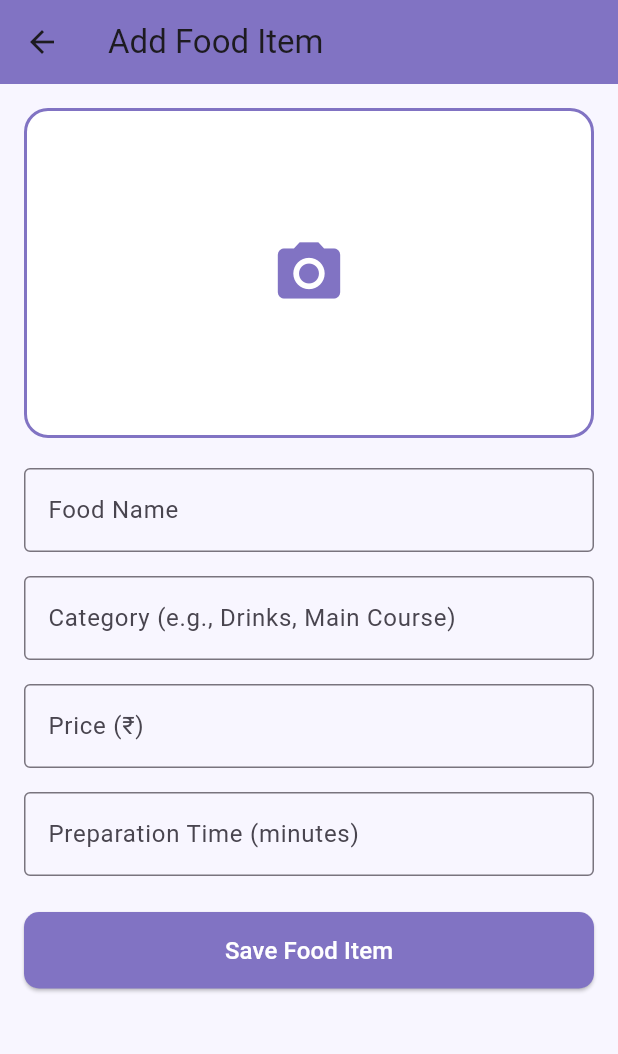
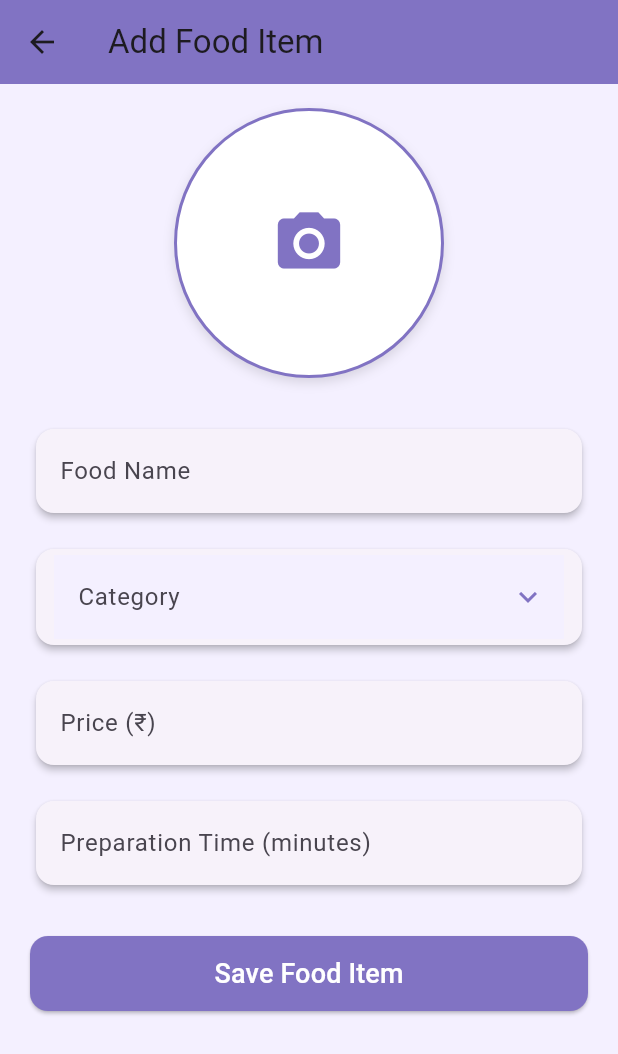
Before and after one commit to lifewalker16/Zaika, a Flutter app: the AdminDashboardPage screen opened directly, after a tap on "Add Item", on a phone screen of 412 x 824 dp. Shown: the top 1054 px of the screen. Run offline on Flutter 3.47's test engine with Material 3 defaults, Android fonts, the phone set to English and light mode, and no system bars; our stand-ins replace cloud_firestore, firebase_auth, firebase_core, geolocator, google_fonts, image_picker; accounts and stored records are empty.

Commit message:
admin dashboard, add items ui changes

```diff
--- a/lib/components/admin/admin_dashboard.dart
+++ b/lib/components/admin/admin_dashboard.dart
@@ -7,23 +7,24 @@ class AdminDashboardPage extends StatelessWidget {
   @override
   Widget build(BuildContext context) {
     return Scaffold(
-      backgroundColor: const Color(0xFFF8F6FF),
+      backgroundColor: const Color(0xFFF5F6FA),
       appBar: AppBar(
-        title: const Text('Admin Dashboard'),
-        backgroundColor: const Color(0xFF8173C3),
+        title: const Text(
+          'Admin Dashboard',
+          style: TextStyle(fontSize: 22, fontWeight: FontWeight.bold),
+        ),
+        backgroundColor: const Color(0xFF6C5DD3),
         elevation: 0,
+        centerTitle: true,
       ),
       body: Padding(
-        padding: const EdgeInsets.all(20.0),
-        child: GridView.count(
-          crossAxisCount: 2,
-          mainAxisSpacing: 20,
-          crossAxisSpacing: 20,
+        padding: const EdgeInsets.all(16.0),
+        child: Column(
           children: [
-            _DashboardCard(
-              icon: Icons.add_box_outlined,
+            _DashboardButton(
+              icon: Icons.add_circle,
               title: 'Add Item',
-              color: const Color(0xFF8173C3),
+              color: const Color(0xFF6C5DD3),
               onTap: () {
                 Navigator.push(
                   context,
@@ -33,12 +34,22 @@ class AdminDashboardPage extends StatelessWidget {
                 );
               },
             ),
-            _DashboardCard(
-              icon: Icons.list_alt_outlined,
+            const SizedBox(height: 20),
+            _DashboardButton(
+              icon: Icons.list_alt,
               title: 'View Items',
-              color: Colors.deepPurple.shade200,
+              color: const Color(0xFF42A5F5),
               onTap: () {
-                // TODO: View items page
+                // TODO: Navigate to View Items page
+              },
+            ),
+            const SizedBox(height: 20),
+            _DashboardButton(
+              icon: Icons.receipt_long,
+              title: 'View Orders',
+              color: const Color(0xFF26A69A),
+              onTap: () {
+                // TODO: Navigate to View Orders page
               },
             ),
           ],
@@ -48,13 +59,13 @@ class AdminDashboardPage extends StatelessWidget {
   }
 }
 
-class _DashboardCard extends StatelessWidget {
+class _DashboardButton extends StatelessWidget {
   final IconData icon;
   final String title;
   final Color color;
   final VoidCallback onTap;
 
-  const _DashboardCard({
+  const _DashboardButton({
     required this.icon,
     required this.title,
     required this.color,
@@ -63,36 +74,42 @@ class _DashboardCard extends StatelessWidget {
 
   @override
   Widget build(BuildContext context) {
-    return InkWell(
+    return Material(
+      color: Colors.transparent,
+      child: InkWell(
         onTap: onTap,
         borderRadius: BorderRadius.circular(16),
-      child: Container(
+        child: Ink(
+          width: double.infinity,
+          padding: const EdgeInsets.symmetric(vertical: 20, horizontal: 16),
           decoration: BoxDecoration(
-          color: Colors.white,
-          border: Border.all(color: color, width: 2),
+            color: color,
             borderRadius: BorderRadius.circular(16),
             boxShadow: [
               BoxShadow(
-              color: Colors.grey.withOpacity(0.2),
-              blurRadius: 6,
-              offset: const Offset(0, 3),
+                color: color.withOpacity(0.4),
+                blurRadius: 10,
+                offset: const Offset(0, 6),
               ),
             ],
           ),
-        child: Column(
-          mainAxisAlignment: MainAxisAlignment.center,
+          child: Row(
             children: [
-            Icon(icon, color: color, size: 50),
-            const SizedBox(height: 10),
-            Text(
+              Icon(icon, color: Colors.white, size: 40),
+              const SizedBox(width: 16),
+              Expanded(
+                child: Text(
                   title,
-              style: TextStyle(
-                fontSize: 16,
-                fontWeight: FontWeight.w600,
-                color: color,
+                  style: const TextStyle(
+                    color: Colors.white,
+                    fontSize: 20,
+                    fontWeight: FontWeight.bold,
                   ),
                 ),
+              ),
+              const Icon(Icons.arrow_forward_ios, color: Colors.white, size: 18),
             ],
+          ),
         ),
       ),
     );
--- a/lib/components/admin/admin_items.dart
+++ b/lib/components/admin/admin_items.dart
@@ -5,7 +5,6 @@ import 'package:http/http.dart' as http;
 import 'package:cloud_firestore/cloud_firestore.dart';
 import 'dart:convert';
 
-// ✅ Use your actual Cloudinary details
 const cloudName = 'dx02fsahn';
 const uploadPreset = 'zaika_uploads';
 
@@ -19,14 +18,21 @@ class AddFoodItemPage extends StatefulWidget {
 class _AddFoodItemPageState extends State<AddFoodItemPage> {
   final _formKey = GlobalKey<FormState>();
   final _nameController = TextEditingController();
-  final _categoryController = TextEditingController();
   final _priceController = TextEditingController();
   final _prepTimeController = TextEditingController();
 
+  String? _selectedCategory;
   File? _imageFile;
   bool _isUploading = false;
+  final ImagePicker _picker = ImagePicker();
 
-  final ImagePicker _picker = ImagePicker();
+  final List<String> _categories = [
+    'Veg',
+    'Non-Veg',
+    'Drinks',
+    'Dessert',
+    'Egg',
+  ];
 
   Future<void> _pickImage({required bool fromCamera}) async {
     final pickedFile = await _picker.pickImage(
@@ -41,33 +47,23 @@ class _AddFoodItemPageState extends State<AddFoodItemPage> {
   }
 
   Future<String?> _uploadToCloudinary(File imageFile) async {
-    final uri = Uri.parse(
-      'https://api.cloudinary.com/v1_1/$cloudName/image/upload',
-    );
-
+    final uri = Uri.parse('https://api.cloudinary.com/v1_1/$cloudName/image/upload');
     final request = http.MultipartRequest('POST', uri)
       ..fields['upload_preset'] = uploadPreset
       ..files.add(await http.MultipartFile.fromPath('file', imageFile.path));
-
     final response = await request.send();
     final resStr = await response.stream.bytesToString();
-    print('Cloudinary response: $resStr');
-
     if (response.statusCode == 200) {
       final data = json.decode(resStr);
       return data['secure_url'];
-    } else {
-      print('❌ Upload failed: $resStr');
+    }
     return null;
-    }
   }
 
   Future<void> _saveFoodItem() async {
-    if (!_formKey.currentState!.validate() || _imageFile == null) {
+    if (!_formKey.currentState!.validate() || _imageFile == null || _selectedCategory == null) {
       ScaffoldMessenger.of(context).showSnackBar(
-        const SnackBar(
-          content: Text('Please complete all fields and add a photo'),
-        ),
+        const SnackBar(content: Text('Please complete all fields and add a photo')),
       );
       return;
     }
@@ -83,12 +79,10 @@ class _AddFoodItemPageState extends State<AddFoodItemPage> {
       return;
     }
 
-    // Create an item ID (you can make it more complex if needed)
     final itemId = 'item_${DateTime.now().millisecondsSinceEpoch}';
-
     final menuItemData = {
       'name': _nameController.text.trim(),
-      'category': _categoryController.text.trim(),
+      'category': _selectedCategory!,
       'price': double.tryParse(_priceController.text.trim()) ?? 0.0,
       'preparation_time': int.tryParse(_prepTimeController.text.trim()) ?? 0,
       'image_url': imageUrl,
@@ -100,11 +94,9 @@ class _AddFoodItemPageState extends State<AddFoodItemPage> {
     });
 
     setState(() => _isUploading = false);
-
     ScaffoldMessenger.of(context).showSnackBar(
       const SnackBar(content: Text('Food item added successfully!')),
     );
-
     Navigator.pop(context);
   }
 
@@ -136,33 +128,56 @@ class _AddFoodItemPageState extends State<AddFoodItemPage> {
     );
   }
 
+  // Helper for category icons
+  Widget _getCategoryIcon(String category) {
+    switch (category) {
+      case 'Veg':
+        return const Icon(Icons.eco, color: Colors.green);
+      case 'Non-Veg':
+        return const Icon(Icons.set_meal, color: Colors.redAccent);
+      case 'Drinks':
+        return const Icon(Icons.local_drink, color: Colors.blueAccent);
+      case 'Dessert':
+        return const Icon(Icons.cake, color: Colors.pinkAccent);
+      case 'Egg':
+        return const Icon(Icons.egg, color: Colors.orangeAccent);
+      default:
+        return const Icon(Icons.fastfood, color: Colors.grey);
+    }
+  }
+
   @override
   Widget build(BuildContext context) {
     return Scaffold(
-      backgroundColor: const Color(0xFFF8F6FF),
+      backgroundColor: const Color(0xFFF4F0FF),
       appBar: AppBar(
         title: const Text('Add Food Item'),
         backgroundColor: const Color(0xFF8173C3),
         elevation: 0,
       ),
       body: SingleChildScrollView(
-        padding: const EdgeInsets.all(16.0),
-        child: Form(
-          key: _formKey,
+        padding: const EdgeInsets.symmetric(horizontal: 20, vertical: 16),
         child: Column(
+          crossAxisAlignment: CrossAxisAlignment.start,
           children: [
-              GestureDetector(
+            // Image Picker
+            Center(
+              child: GestureDetector(
                 onTap: _showImageSourceDialog,
                 child: Container(
-                  width: double.infinity,
-                  height: 220,
+                  width: 180,
+                  height: 180,
                   decoration: BoxDecoration(
                     color: Colors.white,
-                    borderRadius: BorderRadius.circular(16),
-                    border: Border.all(
-                      color: const Color(0xFF8173C3),
-                      width: 2,
+                    borderRadius: BorderRadius.circular(90),
+                    border: Border.all(color: const Color(0xFF8173C3), width: 2),
+                    boxShadow: [
+                      BoxShadow(
+                        color: Colors.black12,
+                        blurRadius: 6,
+                        offset: const Offset(0, 3),
                       ),
+                    ],
                     image: _imageFile != null
                         ? DecorationImage(
                             image: FileImage(_imageFile!),
@@ -171,80 +186,109 @@ class _AddFoodItemPageState extends State<AddFoodItemPage> {
                         : null,
                   ),
                   child: _imageFile == null
-                      ? const Center(
-                          child: Icon(
-                            Icons.camera_alt,
-                            color: Color(0xFF8173C3),
-                            size: 50,
-                          ),
-                        )
+                      ? const Icon(Icons.camera_alt, size: 50, color: Color(0xFF8173C3))
                       : null,
                 ),
               ),
-              const SizedBox(height: 20),
-              TextFormField(
-                controller: _nameController,
+            ),
+            const SizedBox(height: 30),
+
+            Form(
+              key: _formKey,
+              child: Column(
+                children: [
+                  _buildTextField(_nameController, 'Food Name'),
+                  const SizedBox(height: 16),
+
+                  // Modern Category Dropdown
+                  Card(
+                    elevation: 2,
+                    shape: RoundedRectangleBorder(borderRadius: BorderRadius.circular(12)),
+                    child: Padding(
+                      padding: const EdgeInsets.symmetric(horizontal: 12, vertical: 4),
+                      child: DropdownButtonFormField<String>(
+                        value: _selectedCategory,
                         decoration: const InputDecoration(
-                  labelText: 'Food Name',
-                  border: OutlineInputBorder(),
+                          labelText: 'Category',
+                          border: InputBorder.none,
+                          filled: true,
+                          fillColor: Color(0xFFF4F0FF),
                         ),
-                validator: (v) =>
-                    v == null || v.isEmpty ? 'Enter food name' : null,
+                        icon: const Icon(Icons.keyboard_arrow_down, color: Color(0xFF8173C3)),
+                        dropdownColor:Color(0xFFF4F0FF),
+                        isExpanded: true,
+                        style: const TextStyle(color: Colors.black87, fontSize: 16),
+                        items: _categories.map((category) {
+                          return DropdownMenuItem<String>(
+                            value: category,
+                            child: Row(
+                              children: [
+                                _getCategoryIcon(category),
+                                const SizedBox(width: 8),
+                                Text(category),
+                              ],
                             ),
+                          );
+                        }).toList(),
+                        onChanged: (value) {
+                          setState(() {
+                            _selectedCategory = value;
+                          });
+                        },
+                        validator: (v) => v == null ? 'Please select a category' : null,
+                      ),
+                    ),
+                  ),
+
                   const SizedBox(height: 16),
-              TextFormField(
-                controller: _categoryController,
-                decoration: const InputDecoration(
-                  labelText: 'Category (e.g., Drinks, Main Course)',
-                  border: OutlineInputBorder(),
-                ),
-                validator: (v) =>
-                    v == null || v.isEmpty ? 'Enter category' : null,
-              ),
+                  _buildTextField(_priceController, 'Price (₹)', isNumber: true),
                   const SizedBox(height: 16),
-              TextFormField(
-                controller: _priceController,
-                keyboardType: TextInputType.number,
-                decoration: const InputDecoration(
-                  labelText: 'Price (₹)',
-                  border: OutlineInputBorder(),
-                ),
-                validator: (v) => v == null || v.isEmpty ? 'Enter price' : null,
-              ),
-              const SizedBox(height: 16),
-              TextFormField(
-                controller: _prepTimeController,
-                keyboardType: TextInputType.number,
-                decoration: const InputDecoration(
-                  labelText: 'Preparation Time (minutes)',
-                  border: OutlineInputBorder(),
-                ),
-                validator: (v) =>
-                    v == null || v.isEmpty ? 'Enter preparation time' : null,
-              ),
-              const SizedBox(height: 24),
+                  _buildTextField(_prepTimeController, 'Preparation Time (minutes)', isNumber: true),
+                  const SizedBox(height: 30),
+
                   SizedBox(
                     width: double.infinity,
+                    height: 50,
                     child: ElevatedButton(
                       onPressed: _isUploading ? null : _saveFoodItem,
                       style: ElevatedButton.styleFrom(
                         backgroundColor: const Color(0xFF8173C3),
-                    padding: const EdgeInsets.symmetric(vertical: 14),
                         shape: RoundedRectangleBorder(
-                      borderRadius: BorderRadius.circular(10),
+                          borderRadius: BorderRadius.circular(12),
                         ),
                       ),
                       child: _isUploading
                           ? const CircularProgressIndicator(color: Colors.white)
                           : const Text(
                               'Save Food Item',
-                          style: TextStyle(fontSize: 16, color: Colors.white),
+                              style: TextStyle(fontSize: 18, color: Colors.white),
                             ),
                     ),
                   ),
                 ],
               ),
             ),
+          ],
+        ),
+      ),
+    );
+  }
+
+  Widget _buildTextField(TextEditingController controller, String label, {bool isNumber = false}) {
+    return Card(
+      elevation: 2,
+      shape: RoundedRectangleBorder(borderRadius: BorderRadius.circular(12)),
+      child: Padding(
+        padding: const EdgeInsets.symmetric(horizontal: 16),
+        child: TextFormField(
+          controller: controller,
+          keyboardType: isNumber ? TextInputType.number : TextInputType.text,
+          decoration: InputDecoration(
+            labelText: label,
+            border: InputBorder.none,
+          ),
+          validator: (v) => v == null || v.isEmpty ? 'Please enter $label' : null,
+        ),
       ),
     );
   }
```
Lines whose indentation alone changed are shown as unchanged.
